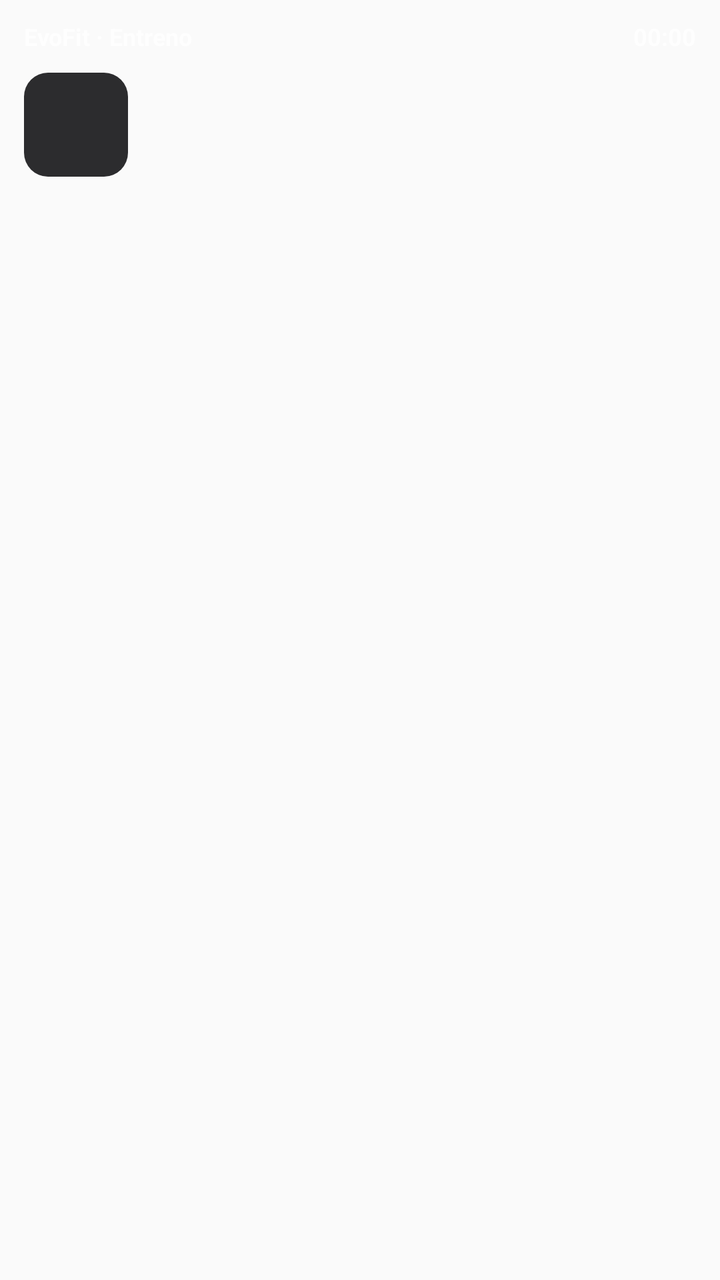
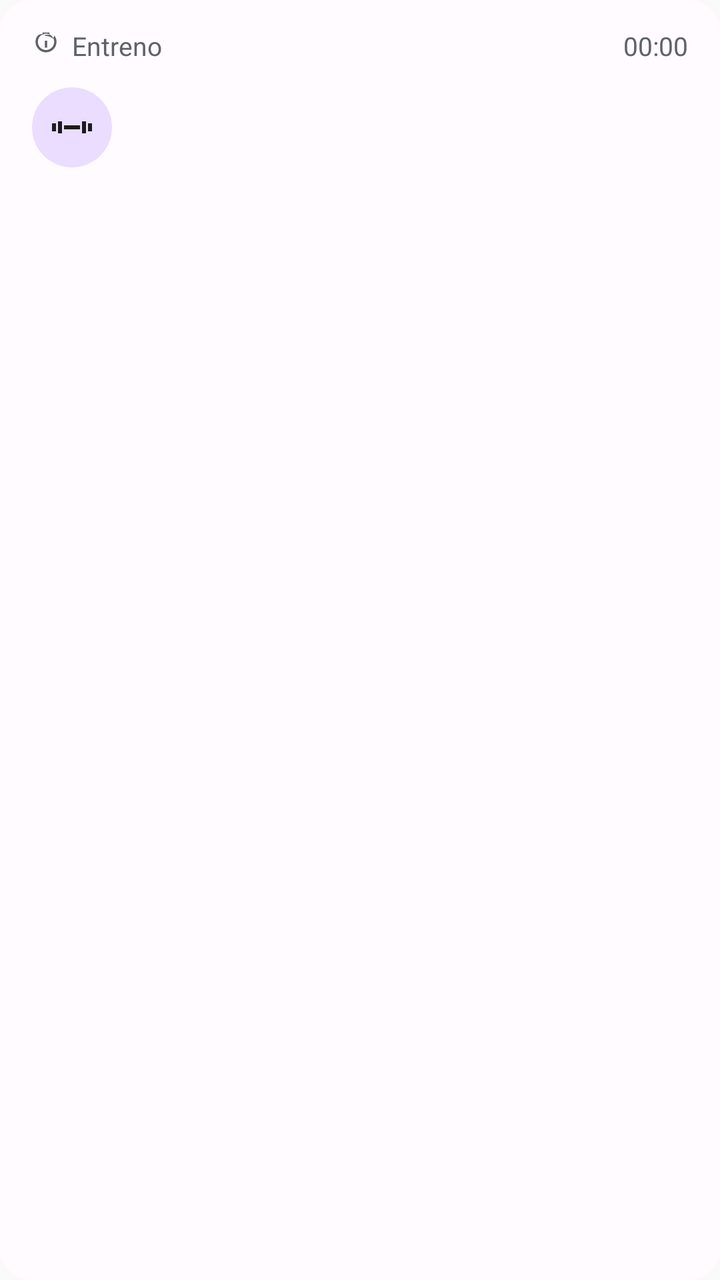

Screens rendered from an Android XML layout before and after an edit, with the pre-edit source and the edit as a unified diff.
<!-- AndroidManifest.xml: application theme AppTheme -->
<!-- res/layout/notification_workout_live_expanded.xml -->
<?xml version="1.0" encoding="utf-8"?>
<LinearLayout xmlns:android="http://schemas.android.com/apk/res/android"
  android:layout_width="match_parent"
  android:layout_height="wrap_content"
  android:orientation="vertical"
  android:paddingStart="12dp"
  android:paddingTop="10dp"
  android:paddingEnd="12dp"
  android:paddingBottom="12dp">

  <LinearLayout
    android:layout_width="match_parent"
    android:layout_height="wrap_content"
    android:gravity="center_vertical"
    android:orientation="horizontal">

    <TextView
      android:id="@+id/workout_live_header_title"
      android:layout_width="0dp"
      android:layout_height="wrap_content"
      android:layout_weight="1"
      android:text="EvoFit · Entreno"
      android:textColor="#B8FFFFFF"
      android:textSize="12sp"
      android:textStyle="bold" />

    <Chronometer
      android:id="@+id/workout_live_duration"
      android:layout_width="wrap_content"
      android:layout_height="wrap_content"
      android:format="%s"
      android:textColor="#B8FFFFFF"
      android:textSize="12sp"
      android:textStyle="bold" />
  </LinearLayout>

  <LinearLayout
    android:layout_width="match_parent"
    android:layout_height="wrap_content"
    android:layout_marginTop="10dp"
    android:gravity="center_vertical"
    android:orientation="horizontal">

    <ImageView
      android:id="@+id/workout_live_exercise_image"
      android:layout_width="52dp"
      android:layout_height="52dp"
      android:layout_marginEnd="12dp"
      android:background="@drawable/rest_timer_image_bg"
      android:scaleType="centerCrop" />

    <LinearLayout
      android:layout_width="0dp"
      android:layout_height="wrap_content"
      android:layout_weight="1"
      android:orientation="vertical">

      <TextView
        android:id="@+id/workout_live_exercise_name"
        android:layout_width="match_parent"
        android:layout_height="wrap_content"
        android:ellipsize="end"
        android:maxLines="2"
        android:textColor="@android:color/white"
        android:textSize="16sp"
        android:textStyle="bold" />

      <TextView
        android:id="@+id/workout_live_next_summary"
        android:layout_width="match_parent"
        android:layout_height="wrap_content"
        android:layout_marginTop="4dp"
        android:ellipsize="end"
        android:maxLines="2"
        android:textColor="#B8FFFFFF"
        android:textSize="12sp" />
    </LinearLayout>
  </LinearLayout>

  <LinearLayout
    android:id="@+id/workout_live_rest_row"
    android:layout_width="match_parent"
    android:layout_height="wrap_content"
    android:layout_marginTop="12dp"
    android:gravity="center_vertical"
    android:orientation="horizontal"
    android:visibility="gone">

    <TextView
      android:layout_width="wrap_content"
      android:layout_height="wrap_content"
      android:layout_marginEnd="8dp"
      android:text="Rest"
      android:textColor="@android:color/white"
      android:textSize="14sp"
      android:textStyle="bold" />

    <Chronometer
      android:id="@+id/workout_live_rest_time"
      android:layout_width="0dp"
      android:layout_height="wrap_content"
      android:layout_weight="1"
      android:format="%s"
      android:textColor="#8F59FF"
      android:textSize="28sp"
      android:textStyle="bold" />
  </LinearLayout>

  <LinearLayout
    android:id="@+id/workout_live_rest_actions"
    android:layout_width="match_parent"
    android:layout_height="wrap_content"
    android:layout_marginTop="10dp"
    android:gravity="center_vertical"
    android:orientation="horizontal"
    android:visibility="gone">

    <TextView
      android:id="@+id/workout_live_minus"
      android:layout_width="0dp"
      android:layout_height="40dp"
      android:layout_marginEnd="6dp"
      android:layout_weight="1"
      android:background="@drawable/rest_timer_button_secondary"
      android:gravity="center"
      android:text="-15s"
      android:textColor="@android:color/white"
      android:textSize="13sp"
      android:textStyle="bold" />

    <TextView
      android:id="@+id/workout_live_plus"
      android:layout_width="0dp"
      android:layout_height="40dp"
      android:layout_marginEnd="6dp"
      android:layout_weight="1"
      android:background="@drawable/rest_timer_button_primary"
      android:gravity="center"
      android:text="+15s"
      android:textColor="@android:color/white"
      android:textSize="13sp"
      android:textStyle="bold" />

    <TextView
      android:id="@+id/workout_live_skip"
      android:layout_width="0dp"
      android:layout_height="40dp"
      android:layout_weight="1"
      android:background="@drawable/rest_timer_button_danger"
      android:gravity="center"
      android:text="Omitir"
      android:textColor="@android:color/white"
      android:textSize="13sp"
      android:textStyle="bold" />
  </LinearLayout>

  <TextView
    android:id="@+id/workout_live_complete"
    android:layout_width="match_parent"
    android:layout_height="44dp"
    android:layout_marginTop="10dp"
    android:background="@drawable/rest_timer_button_primary"
    android:gravity="center"
    android:text="Completar serie"
    android:textColor="@android:color/white"
    android:textSize="14sp"
    android:textStyle="bold"
    android:visibility="gone" />
</LinearLayout>
<!-- resources referenced by this layout -->
<resources>
  <!-- drawable rest_timer_button_danger (drawable) -->
  <?xml version="1.0" encoding="utf-8"?>
  <shape xmlns:android="http://schemas.android.com/apk/res/android" android:shape="rectangle">
    <solid android:color="#803A302F" />
    <corners android:radius="12dp" />
  </shape>
  <!-- drawable rest_timer_button_primary (drawable) -->
  <?xml version="1.0" encoding="utf-8"?>
  <shape xmlns:android="http://schemas.android.com/apk/res/android" android:shape="rectangle">
    <solid android:color="#8F59FF" />
    <corners android:radius="12dp" />
  </shape>
  <!-- drawable rest_timer_button_secondary (drawable) -->
  <?xml version="1.0" encoding="utf-8"?>
  <shape xmlns:android="http://schemas.android.com/apk/res/android" android:shape="rectangle">
    <solid android:color="#2C2C2E" />
    <corners android:radius="12dp" />
  </shape>
  <!-- drawable rest_timer_image_bg (drawable) -->
  <?xml version="1.0" encoding="utf-8"?>
  <shape xmlns:android="http://schemas.android.com/apk/res/android" android:shape="rectangle">
    <solid android:color="#2C2C2E" />
    <corners android:radius="12dp" />
  </shape>
  <style name="AppTheme" parent="Theme.AppCompat.DayNight.NoActionBar">
      <item name="android:enforceNavigationBarContrast" tools:targetApi="29">true</item>
      <item name="android:editTextBackground">@drawable/rn_edit_text_material</item>
      <item name="colorPrimary">@color/colorPrimary</item>
      <item name="android:statusBarColor">#ffffff</item>
    </style>
  <!-- drawable rn_edit_text_material (drawable) -->
  <?xml version="1.0" encoding="utf-8"?>
  <inset xmlns:android="http://schemas.android.com/apk/res/android"
         android:insetLeft="@dimen/abc_edit_text_inset_horizontal_material"
         android:insetRight="@dimen/abc_edit_text_inset_horizontal_material"
         android:insetTop="@dimen/abc_edit_text_inset_top_material"
         android:insetBottom="@dimen/abc_edit_text_inset_bottom_material"
         >
  
      <selector>
          
          <item android:state_enabled="false" android:drawable="@drawable/abc_textfield_default_mtrl_alpha"/>
          <item android:drawable="@drawable/abc_textfield_activated_mtrl_alpha"/>
      </selector>
  
  </inset>
  <color name="colorPrimary">#023c69</color>
</resources>

<!-- the commit's change to res/layout/notification_workout_live_expanded.xml (unified diff, before → after) -->
@@ -1,53 +1,64 @@
 <?xml version="1.0" encoding="utf-8"?>
 <LinearLayout xmlns:android="http://schemas.android.com/apk/res/android"
+  android:id="@+id/workout_live_root"
   android:layout_width="match_parent"
   android:layout_height="wrap_content"
+  android:background="@drawable/workout_live_card_bg"
   android:orientation="vertical"
-  android:paddingStart="12dp"
-  android:paddingTop="10dp"
-  android:paddingEnd="12dp"
-  android:paddingBottom="12dp">
-
+  android:paddingStart="16dp"
+  android:paddingTop="14dp"
+  android:paddingEnd="16dp"
+  android:paddingBottom="14dp">
+
+  
   <LinearLayout
     android:layout_width="match_parent"
     android:layout_height="wrap_content"
     android:gravity="center_vertical"
     android:orientation="horizontal">
 
+    <ImageView
+      android:layout_width="14dp"
+      android:layout_height="14dp"
+      android:layout_marginEnd="6dp"
+      android:importantForAccessibility="no"
+      android:src="@drawable/ic_workout_live_timer" />
+
     <TextView
-      android:id="@+id/workout_live_header_title"
+      android:id="@+id/workout_live_header_label"
       android:layout_width="0dp"
       android:layout_height="wrap_content"
       android:layout_weight="1"
-      android:text="EvoFit · Entreno"
-      android:textColor="#B8FFFFFF"
-      android:textSize="12sp"
-      android:textStyle="bold" />
+      android:text="Entreno"
+      android:textColor="#5F6368"
+      android:textSize="13sp" />
 
     <Chronometer
       android:id="@+id/workout_live_duration"
       android:layout_width="wrap_content"
       android:layout_height="wrap_content"
       android:format="%s"
-      android:textColor="#B8FFFFFF"
-      android:textSize="12sp"
-      android:textStyle="bold" />
+      android:textColor="#5F6368"
+      android:textSize="13sp" />
   </LinearLayout>
 
+  
   <LinearLayout
     android:layout_width="match_parent"
     android:layout_height="wrap_content"
-    android:layout_marginTop="10dp"
+    android:layout_marginTop="12dp"
     android:gravity="center_vertical"
     android:orientation="horizontal">
 
     <ImageView
       android:id="@+id/workout_live_exercise_image"
-      android:layout_width="52dp"
-      android:layout_height="52dp"
+      android:layout_width="40dp"
+      android:layout_height="40dp"
       android:layout_marginEnd="12dp"
-      android:background="@drawable/rest_timer_image_bg"
-      android:scaleType="centerCrop" />
+      android:background="@drawable/workout_live_image_bg"
+      android:padding="8dp"
+      android:scaleType="centerInside"
+      android:src="@drawable/ic_workout_live_barbell" />
 
     <LinearLayout
       android:layout_width="0dp"
@@ -60,110 +71,143 @@
         android:layout_width="match_parent"
         android:layout_height="wrap_content"
         android:ellipsize="end"
-        android:maxLines="2"
-        android:textColor="@android:color/white"
-        android:textSize="16sp"
+        android:maxLines="1"
+        android:textColor="#1C1B1F"
+        android:textSize="15sp"
         android:textStyle="bold" />
 
       <TextView
         android:id="@+id/workout_live_next_summary"
         android:layout_width="match_parent"
         android:layout_height="wrap_content"
-        android:layout_marginTop="4dp"
+        android:layout_marginTop="2dp"
         android:ellipsize="end"
-        android:maxLines="2"
-        android:textColor="#B8FFFFFF"
+        android:maxLines="1"
+        android:textColor="#49454F"
         android:textSize="12sp" />
     </LinearLayout>
   </LinearLayout>
 
+  
   <LinearLayout
-    android:id="@+id/workout_live_rest_row"
+    android:id="@+id/workout_live_rest_block"
     android:layout_width="match_parent"
     android:layout_height="wrap_content"
     android:layout_marginTop="12dp"
-    android:gravity="center_vertical"
-    android:orientation="horizontal"
+    android:orientation="vertical"
     android:visibility="gone">
 
+    <ProgressBar
+      android:id="@+id/workout_live_rest_progress"
+      style="?android:attr/progressBarStyleHorizontal"
+      android:layout_width="match_parent"
+      android:layout_height="3dp"
+      android:indeterminate="false"
+      android:max="1000"
+      android:progress="0"
+      android:progressBackgroundTint="#E8DEF8"
+      android:progressTint="#6C3BAA" />
+
+    <LinearLayout
+      android:id="@+id/workout_live_rest_actions"
+      android:layout_width="match_parent"
+      android:layout_height="wrap_content"
+      android:layout_marginTop="10dp"
+      android:gravity="center_vertical"
+      android:orientation="horizontal">
+
+      <TextView
+        android:id="@+id/workout_live_minus"
+        android:layout_width="44dp"
+        android:layout_height="36dp"
+        android:background="@drawable/workout_live_button_muted"
+        android:gravity="center"
+        android:text="−15"
+        android:textColor="#1C1B1F"
+        android:textSize="12sp"
+        android:textStyle="bold" />
+
+      <TextView
+        android:layout_width="0dp"
+        android:layout_height="1dp"
+        android:layout_weight="1"
+        android:text="" />
+
+      <Chronometer
+        android:id="@+id/workout_live_rest_time"
+        android:layout_width="wrap_content"
+        android:layout_height="wrap_content"
+        android:format="%s"
+        android:textColor="#6C3BAA"
+        android:textSize="22sp"
+        android:textStyle="bold" />
+
+      <TextView
+        android:layout_width="0dp"
+        android:layout_height="1dp"
+        android:layout_weight="1"
+        android:text="" />
+
+      <TextView
+        android:id="@+id/workout_live_plus"
+        android:layout_width="44dp"
+        android:layout_height="36dp"
+        android:layout_marginEnd="8dp"
+        android:background="@drawable/workout_live_button_muted"
+        android:gravity="center"
+        android:text="+15"
+        android:textColor="#1C1B1F"
+        android:textSize="12sp"
+        android:textStyle="bold" />
+
+      <TextView
+        android:id="@+id/workout_live_skip"
+        android:layout_width="wrap_content"
+        android:layout_height="36dp"
+        android:background="@drawable/workout_live_button_brand"
+        android:gravity="center"
+        android:minWidth="56dp"
+        android:paddingStart="12dp"
+        android:paddingEnd="12dp"
+        android:text="Omitir"
+        android:textColor="#FFFFFF"
+        android:textSize="12sp"
+        android:textStyle="bold" />
+    </LinearLayout>
+  </LinearLayout>
+
+  
+  <RelativeLayout
+    android:id="@+id/workout_live_active_row"
+    android:layout_width="match_parent"
+    android:layout_height="wrap_content"
+    android:layout_marginTop="14dp"
+    android:visibility="gone">
+
     <TextView
-      android:layout_width="wrap_content"
-      android:layout_height="wrap_content"
-      android:layout_marginEnd="8dp"
-      android:text="Rest"
-      android:textColor="@android:color/white"
-      android:textSize="14sp"
+      android:id="@+id/workout_live_prescription"
+      android:layout_width="match_parent"
+      android:layout_height="wrap_content"
+      android:layout_alignParentStart="true"
+      android:layout_centerVertical="true"
+      android:layout_toStartOf="@+id/workout_live_complete"
+      android:ellipsize="end"
+      android:maxLines="1"
+      android:paddingEnd="12dp"
+      android:text="Serie lista"
+      android:textColor="#1C1B1F"
+      android:textSize="22sp"
       android:textStyle="bold" />
 
-    <Chronometer
-      android:id="@+id/workout_live_rest_time"
-      android:layout_width="0dp"
-      android:layout_height="wrap_content"
-      android:layout_weight="1"
-      android:format="%s"
-      android:textColor="#8F59FF"
-      android:textSize="28sp"
-      android:textStyle="bold" />
-  </LinearLayout>
-
-  <LinearLayout
-    android:id="@+id/workout_live_rest_actions"
-    android:layout_width="match_parent"
-    android:layout_height="wrap_content"
-    android:layout_marginTop="10dp"
-    android:gravity="center_vertical"
-    android:orientation="horizontal"
-    android:visibility="gone">
-
-    <TextView
-      android:id="@+id/workout_live_minus"
-      android:layout_width="0dp"
-      android:layout_height="40dp"
-      android:layout_marginEnd="6dp"
-      android:layout_weight="1"
-      android:background="@drawable/rest_timer_button_secondary"
-      android:gravity="center"
-      android:text="-15s"
-      android:textColor="@android:color/white"
-      android:textSize="13sp"
-      android:textStyle="bold" />
-
-    <TextView
-      android:id="@+id/workout_live_plus"
-      android:layout_width="0dp"
-      android:layout_height="40dp"
-      android:layout_marginEnd="6dp"
-      android:layout_weight="1"
-      android:background="@drawable/rest_timer_button_primary"
-      android:gravity="center"
-      android:text="+15s"
-      android:textColor="@android:color/white"
-      android:textSize="13sp"
-      android:textStyle="bold" />
-
-    <TextView
-      android:id="@+id/workout_live_skip"
-      android:layout_width="0dp"
-      android:layout_height="40dp"
-      android:layout_weight="1"
-      android:background="@drawable/rest_timer_button_danger"
-      android:gravity="center"
-      android:text="Omitir"
-      android:textColor="@android:color/white"
-      android:textSize="13sp"
-      android:textStyle="bold" />
-  </LinearLayout>
-
-  <TextView
-    android:id="@+id/workout_live_complete"
-    android:layout_width="match_parent"
-    android:layout_height="44dp"
-    android:layout_marginTop="10dp"
-    android:background="@drawable/rest_timer_button_primary"
-    android:gravity="center"
-    android:text="Completar serie"
-    android:textColor="@android:color/white"
-    android:textSize="14sp"
-    android:textStyle="bold"
-    android:visibility="gone" />
+    <ImageView
+      android:id="@+id/workout_live_complete"
+      android:layout_width="44dp"
+      android:layout_height="44dp"
+      android:layout_alignParentEnd="true"
+      android:layout_centerVertical="true"
+      android:background="@drawable/workout_live_complete_bg"
+      android:padding="11dp"
+      android:scaleType="fitCenter"
+      android:src="@drawable/ic_workout_live_check" />
+  </RelativeLayout>
 </LinearLayout>
<!-- resource entries referenced after the edit -->
@@ -1,28 +1,67 @@
 <!-- resources referenced by this layout -->
 <resources>
-  <!-- drawable rest_timer_button_danger (drawable) -->
+  <!-- drawable ic_workout_live_barbell (drawable) -->
+  <?xml version="1.0" encoding="utf-8"?>
+  <vector xmlns:android="http://schemas.android.com/apk/res/android"
+    android:width="24dp"
+    android:height="24dp"
+    android:viewportWidth="24"
+    android:viewportHeight="24">
+    
+    <path
+      android:fillColor="#1C1B1F"
+      android:pathData="M2,10h2v4H2v-4zM20,10h2v4h-2v-4zM5,9h2v6H5V9zM17,9h2v6h-2V9zM8,11h8v2H8v-2z" />
+  </vector>
+  <!-- drawable ic_workout_live_check (drawable) -->
+  <?xml version="1.0" encoding="utf-8"?>
+  <vector xmlns:android="http://schemas.android.com/apk/res/android"
+    android:width="24dp"
+    android:height="24dp"
+    android:viewportWidth="24"
+    android:viewportHeight="24">
+    <path
+      android:fillColor="#FFFFFF"
+      android:pathData="M9,16.17L4.83,12l-1.42,1.41L9,19 21,7l-1.41,-1.41z" />
+  </vector>
+  <!-- drawable ic_workout_live_timer (drawable) -->
+  <?xml version="1.0" encoding="utf-8"?>
+  <vector xmlns:android="http://schemas.android.com/apk/res/android"
+    android:width="24dp"
+    android:height="24dp"
+    android:viewportWidth="24"
+    android:viewportHeight="24">
+    
+    <path
+      android:fillColor="#5F6368"
+      android:pathData="M15,1H9v2h6V1zM11,14h2V8h-2v6zM19.03,7.39l1.42,-1.42c-0.43,-0.51 -0.9,-0.99 -1.41,-1.41l-1.42,1.42C16.07,4.74 14.12,4 12,4C7.03,0 3,4.03 3,9c0,4.97 4.03,9 9,9s9,-4.03 9,-9c0,-2.12 -0.74,-4.07 -1.97,-5.61zM12,16c-3.87,0 -7,-3.13 -7,-7s3.13,-7 7,-7 7,3.13 7,7 -3.13,7 -7,7z" />
+  </vector>
+  <!-- drawable workout_live_button_brand (drawable) -->
   <?xml version="1.0" encoding="utf-8"?>
   <shape xmlns:android="http://schemas.android.com/apk/res/android" android:shape="rectangle">
-    <solid android:color="#803A302F" />
-    <corners android:radius="12dp" />
+    <solid android:color="#6C3BAA" />
+    <corners android:radius="10dp" />
   </shape>
-  <!-- drawable rest_timer_button_primary (drawable) -->
+  <!-- drawable workout_live_button_muted (drawable) -->
   <?xml version="1.0" encoding="utf-8"?>
   <shape xmlns:android="http://schemas.android.com/apk/res/android" android:shape="rectangle">
-    <solid android:color="#8F59FF" />
-    <corners android:radius="12dp" />
+    <solid android:color="#F3EDF7" />
+    <corners android:radius="20dp" />
   </shape>
-  <!-- drawable rest_timer_button_secondary (drawable) -->
+  <!-- drawable workout_live_card_bg (drawable) -->
   <?xml version="1.0" encoding="utf-8"?>
   <shape xmlns:android="http://schemas.android.com/apk/res/android" android:shape="rectangle">
-    <solid android:color="#2C2C2E" />
-    <corners android:radius="12dp" />
+    <solid android:color="#FFFBFE" />
+    <corners android:radius="16dp" />
   </shape>
-  <!-- drawable rest_timer_image_bg (drawable) -->
+  <!-- drawable workout_live_complete_bg (drawable) -->
   <?xml version="1.0" encoding="utf-8"?>
-  <shape xmlns:android="http://schemas.android.com/apk/res/android" android:shape="rectangle">
-    <solid android:color="#2C2C2E" />
-    <corners android:radius="12dp" />
+  <shape xmlns:android="http://schemas.android.com/apk/res/android" android:shape="oval">
+    <solid android:color="#6C3BAA" />
+  </shape>
+  <!-- drawable workout_live_image_bg (drawable) -->
+  <?xml version="1.0" encoding="utf-8"?>
+  <shape xmlns:android="http://schemas.android.com/apk/res/android" android:shape="oval">
+    <solid android:color="#EADDFF" />
   </shape>
   <style name="AppTheme" parent="Theme.AppCompat.DayNight.NoActionBar">
       <item name="android:enforceNavigationBarContrast" tools:targetApi="29">true</item>
